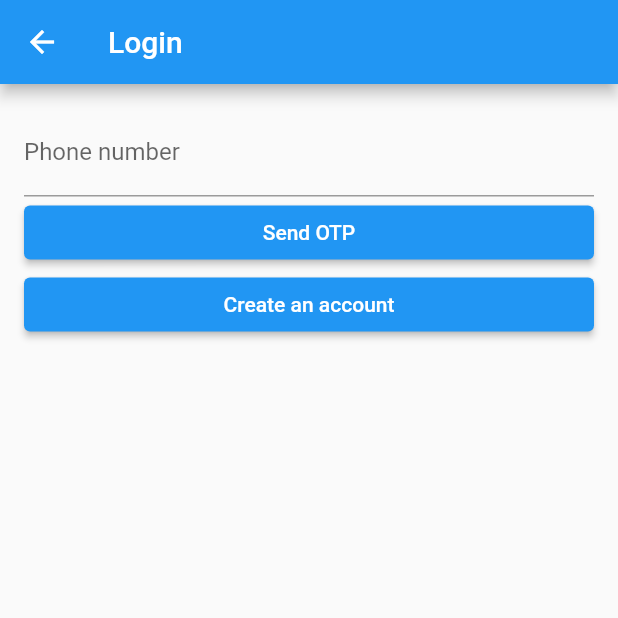
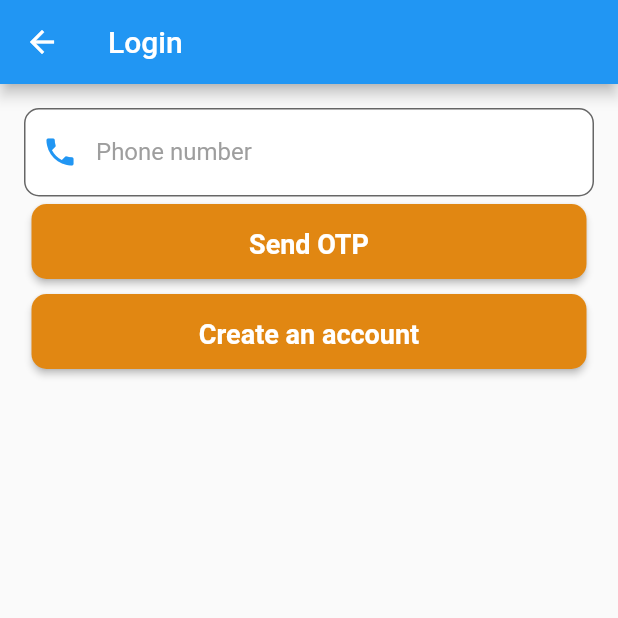
Before and after one commit to Aditya-Y-29/DEP, a Flutter app: the LoginPage screen opened directly, on a phone screen of 412 x 824 dp, the top half of it. Run offline on Flutter 3.47's test engine with Material 2 defaults, Android fonts, the phone set to English and light mode, and no system bars.

Commit message:
basic ui changes - login page

```diff
--- a/hello_world/lib/Pages/login_page.dart
+++ b/hello_world/lib/Pages/login_page.dart
@@ -30,7 +30,22 @@ class _LoginPageState extends State<LoginPage> {
             crossAxisAlignment: CrossAxisAlignment.stretch,
             children: <Widget>[
               TextFormField(
-                decoration: const InputDecoration(labelText: 'Phone number'),
+                decoration: InputDecoration(
+                    labelText: 'Phone number',
+                    labelStyle: TextStyle(color: Colors.grey),
+                    border: OutlineInputBorder(
+                      borderRadius: BorderRadius.circular(10),
+                      borderSide: const BorderSide(
+                        color: Colors.blue,
+                        width: 2,
+                      ),
+                    ),
+                    filled: true,
+                    fillColor: Colors.white,
+                    prefixIcon: const Icon(
+                      Icons.phone,
+                      color: Colors.blue,
+                    ),),
                 keyboardType: TextInputType.phone,
                 validator: (value) {
                   if (value?.isEmpty ?? true) {
@@ -45,14 +60,38 @@ class _LoginPageState extends State<LoginPage> {
 
 
               if (_counter == 0)
-                ElevatedButton(
-                  child: const Text('Send OTP'),
+                Container(
+                  margin: EdgeInsets.all(5),
+                  child: ElevatedButton(
+                    style: ElevatedButton.styleFrom(
+                      backgroundColor: const Color.fromARGB(255, 225, 135, 18),
+                      shape: RoundedRectangleBorder(
+                        borderRadius: BorderRadius.circular(10),
+                      ),
+                      minimumSize: Size(0, 50),
+                      padding: EdgeInsets.symmetric(vertical: 16),
+                      fixedSize: Size(80, 50),
+                    ),
+                    child: const Text(
+                      'Send OTP',
+                      style: TextStyle(
+                        color: Colors.white,
+                        fontSize: 18,
+                        fontWeight: FontWeight.bold,
+                      ),
+                    ),
                     onPressed: () {
                       setState(() {
                         _counter++;
                       });
                     },
                   ),
+                ),
+
+
+
+
+
 
 
 
@@ -74,8 +113,26 @@ class _LoginPageState extends State<LoginPage> {
 
 
               if (_counter != 0)
-                ElevatedButton(
-                  child: const Text('Login'),
+                Container(
+                  margin: EdgeInsets.all(5),
+                  child: ElevatedButton(
+                    style: ElevatedButton.styleFrom(
+                      backgroundColor: const Color.fromARGB(255, 225, 135, 18),
+                      shape: RoundedRectangleBorder(
+                        borderRadius: BorderRadius.circular(10),
+                      ),
+                      minimumSize: Size(0, 50),
+                      padding: EdgeInsets.symmetric(vertical: 16),
+                      fixedSize: Size(120, 50),
+                    ),
+                    child: const Text(
+                      'Login',
+                      style: TextStyle(
+                        color: Colors.white,
+                        fontSize: 18,
+                        fontWeight: FontWeight.bold,
+                      ),
+                    ),
                     onPressed: () {
                       _counter = 0;
                       Navigator.push(
@@ -84,16 +141,37 @@ class _LoginPageState extends State<LoginPage> {
                       );
                     },
                   ),
+                ),
 
 
-              ElevatedButton(
-                child: const Text('Create an account'),
+
+              Container(
+                margin: EdgeInsets.all(5),
+                child: ElevatedButton(
+                  style: ElevatedButton.styleFrom(
+                    backgroundColor: const Color.fromARGB(255, 225, 135, 18),
+                    shape: RoundedRectangleBorder(
+                      borderRadius: BorderRadius.circular(10),
+                    ),
+                    minimumSize: Size(0, 50),
+                    padding: EdgeInsets.symmetric(vertical: 16),
+                    fixedSize: Size(200, 50),
+                  ),
+                  child: Text(
+                    'Create an account',
+                    style: TextStyle(
+                      color: Colors.white,
+                      fontSize: 18,
+                      fontWeight: FontWeight.bold,
+                    ),
+                  ),
                   onPressed: () {
                     Navigator.push(
                       context,
                       MaterialPageRoute(builder: (context) => const SignupPage()),
                     );
                   },
+                ),
               ),
             ],
           ),
```
Lines whose indentation alone changed are shown as unchanged.
